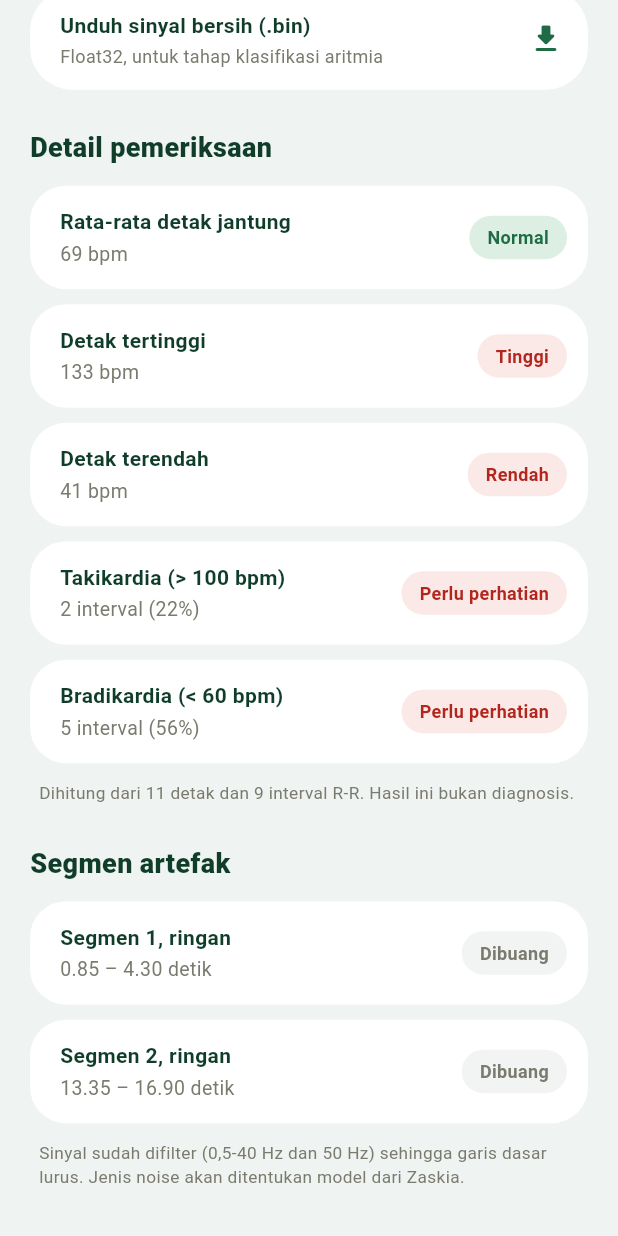
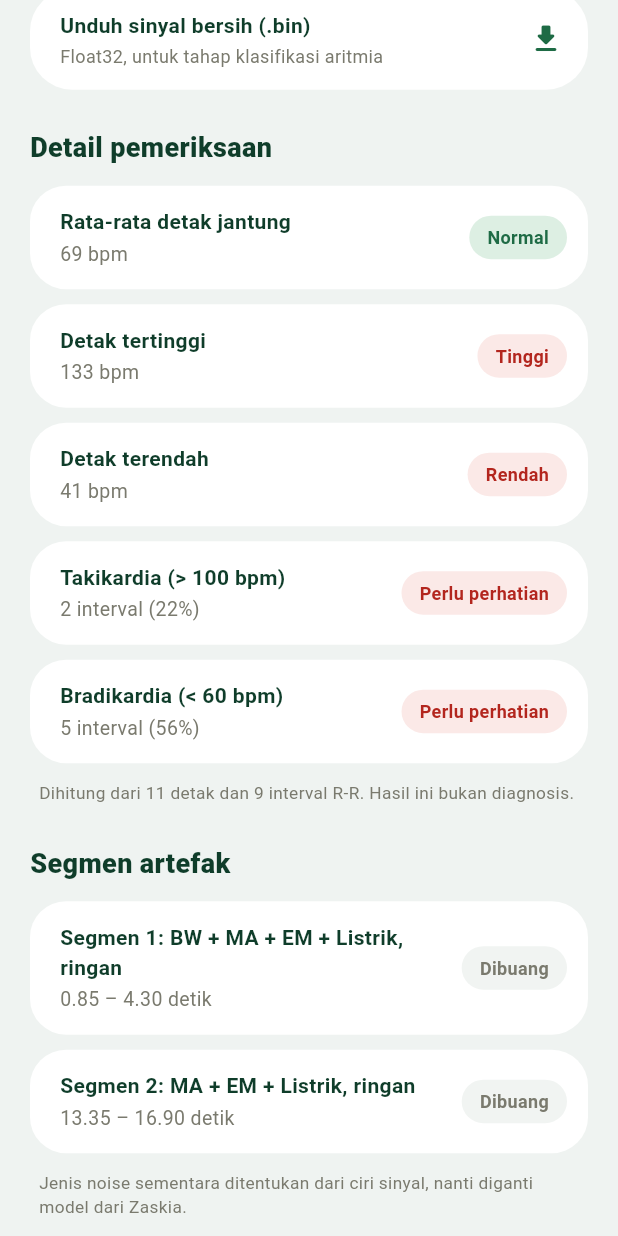
Before and after one commit to zafiranurkamila/ekg-artefak, a Flutter app: the screen it shows after launch, scrolled down 991 dp, on a phone screen of 412 x 824 dp. Run offline on Flutter 3.47's test engine with Material 3 defaults, Android fonts, the phone set to English and light mode, and no system bars; our stand-ins replace file_picker; missing offline and left inert: dart:html.

Commit message:
Jenis noise per segmen (BW, MA, EM, listrik; sementara sampai model Zaskia) menentukan decoder; tampilkan alur pemrosesan

```diff
--- a/lib/ekg.dart
+++ b/lib/ekg.dart
@@ -397,6 +397,54 @@ List<String> tingkatArtefak(List<double> y, double fs, List<Segmen> art) {
   ];
 }
 
+// ---------------------------------------------------------------- jenis noise
+/// Jenis noise tiap segmen (bisa lebih dari satu). SEMENTARA, berbasis ciri sinyal,
+/// sampai model klasifikasi jenis noise dari Zaskia dipasang:
+/// - BW (baseline wander): komponen < 0,5 Hz besar, atau segmen sudah diluruskan filter
+/// - MA (otot): energi > 40 Hz minimal 1,6x bagian bersih
+/// - EM (elektroda): energi di pita EKG minimal 1,35x bagian bersih
+/// - Listrik: energi 50 Hz minimal 2x bagian bersih
+/// Diuji pada INCART + NSTDB: MA dan EM umumnya terbaca benar, BW di 0 dB lemah.
+List<List<String>> jenisNoise(List<double> x, List<double> y, double fs, List<Segmen> art, List<String> tingkat) {
+  if (art.isEmpty) return const [];
+  final hp = _majuMundur(x, _biquad('hp', 0.5, 0.7071, fs));
+  final rendah = [for (var i = 0; i < x.length; i++) x[i] - hp[i]];
+  final atas = 40 < 0.45 * fs ? _majuMundur(hp, _biquad('lp', 40, 0.7071, fs)) : hp;
+  final tinggi = [for (var i = 0; i < x.length; i++) hp[i] - atas[i]];
+  final tanpa50 = 50 < 0.45 * fs ? _majuMundur(hp, _biquad('notch', 50, 30, fs)) : hp;
+  final listrik = [for (var i = 0; i < x.length; i++) hp[i] - tanpa50[i]];
+  final bersih = [for (var i = 0; i < x.length; i++) !art.any((s) => s.memuat(i / fs))];
+  double rms(List<double> v, int a, int z, [bool hanyaBersih = false]) {
+    var s = 0.0, c = 0;
+    for (var i = a; i < z; i++) {
+      if (hanyaBersih && !bersih[i]) continue;
+      s += v[i] * v[i];
+      c++;
+    }
+    return c == 0 ? 0 : sqrt(s / c);
+  }
+
+  final n = x.length;
+  final cukup = bersih.where((b) => b).length > fs;
+  final rT = rms(tinggi, 0, n, cukup), rY = rms(y, 0, n, cukup), rL = rms(listrik, 0, n, cukup);
+  final absBersih = [for (var i = 0; i < n; i++) if (!cukup || bersih[i]) y[i].abs()]..sort();
+  final acuan = absBersih.isEmpty ? 1.0 : absBersih[(0.99 * (absBersih.length - 1)).round()];
+  return [
+    for (final (k, s) in art.indexed)
+      () {
+        final a = (s.mulai * fs).round(), z = max(a + 2, min(n, (s.selesai * fs).round()));
+        final l = rendah.sublist(a, z)..sort();
+        final bw = (l[(0.99 * (l.length - 1)).round()] - l[(0.01 * (l.length - 1)).round()]) / (acuan + 1e-9);
+        final j = <String>[];
+        if (bw >= 0.6 || tingkat[k] == 'lurus') j.add('BW');
+        if (rms(tinggi, a, z) >= 1.6 * rT) j.add('MA');
+        if (tingkat[k] != 'lurus' && rms(y, a, z) >= 1.35 * rY) j.add('EM');
+        if (rms(listrik, a, z) >= 2 * rL && rL > 0) j.add('Listrik');
+        return j.isEmpty ? ['Tidak pasti'] : j;
+      }()
+  ];
+}
+
 // ---------------------------------------------------------------- aritmia berbahaya
 /// Peringatan berbasis aturan dari detak yang terdeteksi. Klasifikasi aritmia yang
 /// sebenarnya dikerjakan tahap machine learning; ini hanya penanda awal.
@@ -446,13 +494,14 @@ class HasilAnalisis {
   final double fs;
   final List<Segmen> artefak;
   final List<String> tingkat; // per segmen: 'lurus' / 'ringan' / 'parah'
+  final List<List<String>> jenis; // per segmen: BW / MA / EM / Listrik (sementara, aturan sinyal)
   final List<String> penanganan; // per segmen, untuk ditampilkan
   final List<Segmen> dibuang; // segmen yang tidak dihitung
   final List<int> puncakR;
   final Statistik stat;
   final List<String> jenisBeat;
   final List<String> bahaya;
-  const HasilAnalisis(this.sinyal, this.sinyalAsli, this.fs, this.artefak, this.tingkat, this.penanganan, this.dibuang,
+  const HasilAnalisis(this.sinyal, this.sinyalAsli, this.fs, this.artefak, this.tingkat, this.jenis, this.penanganan, this.dibuang,
       this.puncakR, this.stat, this.jenisBeat, this.bahaya);
   bool get dibersihkan => penanganan.any((p) => p.startsWith('Direkonstruksi'));
   /// Jumlah detak berjenis [j], tanpa detak di dalam segmen artefak.
@@ -472,6 +521,7 @@ HasilAnalisis analisis(List<double> x, double fs, {Map<String, Cdae> model = con
   final y = filterZaskia(x, fs);
   final art = deteksiArtefak(x, fs);
   final tingkat = tingkatArtefak(y, fs, art);
+  final jenisSeg = jenisNoise(x, y, fs, art, tingkat);
   final sinyal = [...y];
   final penanganan = <String>[];
   final dibuang = <Segmen>[];
@@ -493,7 +543,14 @@ HasilAnalisis analisis(List<double> x, double fs, {Map<String, Cdae> model = con
     const L = Cdae.jendela;
     for (final k in perluModel) {
       final s = art[k];
-      final jenis = pilihModel(x, fs, s, model.keys.toSet());
+      // decoder dipilih dari jenis noise: MA, lalu EM, lalu BW; bila tidak ada, aturan lama
+      final j = jenisSeg[k];
+      final jenis = [
+            if (j.contains('MA')) 'ma',
+            if (j.contains('EM')) 'em',
+            if (j.contains('BW')) 'bw',
+          ].where(model.containsKey).firstOrNull ??
+          pilihModel(x, fs, s, model.keys.toSet());
       penanganan[k] = 'Direkonstruksi ${jenis.toUpperCase()}';
       final a = (s.mulai * Cdae.fs).floor(), z = min(y257.length, (s.selesai * Cdae.fs).ceil());
       final mulai = <int>[];
@@ -542,7 +599,7 @@ HasilAnalisis analisis(List<double> x, double fs, {Map<String, Cdae> model = con
     awal = sg.selesai;
   }
   final jenis = klasifikasiBeat(sinyal, fs, r);
-  return HasilAnalisis(sinyal, x, fs, art, tingkat, penanganan, dibuang, r, hitungStatistik(r, fs, dibuang), jenis,
+  return HasilAnalisis(sinyal, x, fs, art, tingkat, jenisSeg, penanganan, dibuang, r, hitungStatistik(r, fs, dibuang), jenis,
       aritmiaBerbahaya(r, jenis, fs, art));
 }
 
--- a/lib/main.dart
+++ b/lib/main.dart
@@ -417,16 +417,50 @@ class _LayarState extends State<Layar> {
       if (_h.artefak.isEmpty) const _Baris('Tidak ada artefak', 'Seluruh rekaman dihitung', '-'),
       for (final (i, a) in _h.artefak.indexed)
         _Baris(
-          'Segmen ${i + 1}, ${const {'lurus': 'diluruskan', 'ringan': 'ringan', 'parah': 'parah'}[_h.tingkat[i]]}',
+          'Segmen ${i + 1}: ${_h.jenis[i].join(' + ')}, ${const {'lurus': 'diluruskan', 'ringan': 'ringan', 'parah': 'parah'}[_h.tingkat[i]]}',
           '${a.mulai.toStringAsFixed(2)} – ${a.selesai.toStringAsFixed(2)} detik',
           _h.penanganan[i],
           netral: true,
         ),
       const Padding(
         padding: EdgeInsets.fromLTRB(6, 2, 6, 0),
-        child: Text('Sinyal sudah difilter (0,5-40 Hz dan 50 Hz) sehingga garis dasar lurus. Jenis noise akan ditentukan model dari Zaskia.',
+        child: Text('Jenis noise sementara ditentukan dari ciri sinyal, nanti diganti model dari Zaskia.',
             style: TextStyle(color: redup, fontSize: 11.5)),
       ),
+      const SizedBox(height: 26),
+
+      // alur pemrosesan
+      const Text('Alur pemrosesan', style: TextStyle(fontSize: 18, fontWeight: FontWeight.w800, color: hijauGelap)),
+      const SizedBox(height: 12),
+      for (final (i, (judul, isi)) in const [
+        ('Sinyal masuk', 'File .bin, PhysioNet .hea + .dat, atau CSV'),
+        ('Filter', 'Band-pass 0,5-40 Hz dan notch 50 Hz, garis dasar jadi lurus'),
+        ('Deteksi artefak', 'Waktu mulai dan selesai tiap segmen noise'),
+        ('Jenis noise', 'BW, MA, EM, atau listrik, bisa lebih dari satu'),
+        ('Penanganan', 'Parah dibuang, ringan direkonstruksi decoder sesuai jenisnya'),
+        ('Deteksi detak', 'Pan-Tompkins, detak jantung tanpa bagian yang dibuang'),
+        ('Tahap berikutnya', 'Sinyal bersih (.bin) masuk machine learning untuk klasifikasi aritmia per detak'),
+      ].indexed)
+        Padding(
+          padding: const EdgeInsets.only(bottom: 8),
+          child: Container(
+            padding: const EdgeInsets.fromLTRB(16, 12, 16, 12),
+            decoration: BoxDecoration(color: Colors.white, borderRadius: BorderRadius.circular(20)),
+            child: Row(crossAxisAlignment: CrossAxisAlignment.start, children: [
+              SizedBox(
+                width: 28,
+                child: Text('${i + 1}', style: const TextStyle(fontWeight: FontWeight.w800, color: zaitun, fontSize: 15)),
+              ),
+              Expanded(
+                child: Column(crossAxisAlignment: CrossAxisAlignment.start, children: [
+                  Text(judul, style: const TextStyle(fontWeight: FontWeight.w700, color: hijauGelap)),
+                  const SizedBox(height: 2),
+                  Text(isi, style: const TextStyle(color: redup, fontSize: 12.5, height: 1.35)),
+                ]),
+              ),
+            ]),
+          ),
+        ),
     ]);
   }
 }
```
